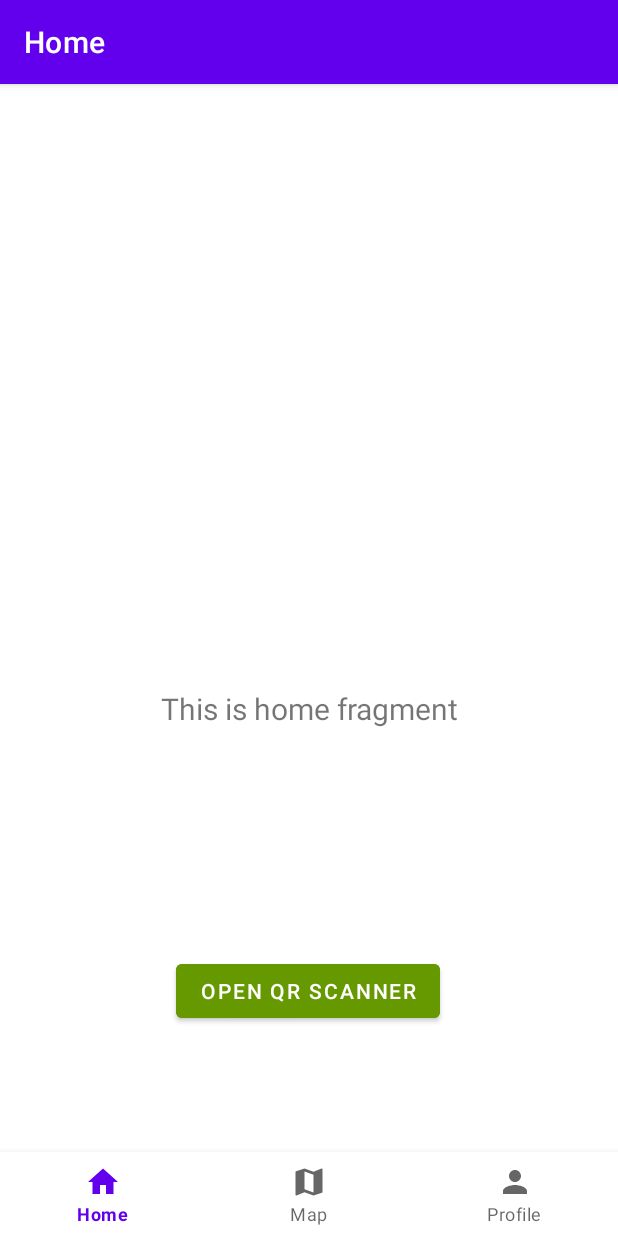
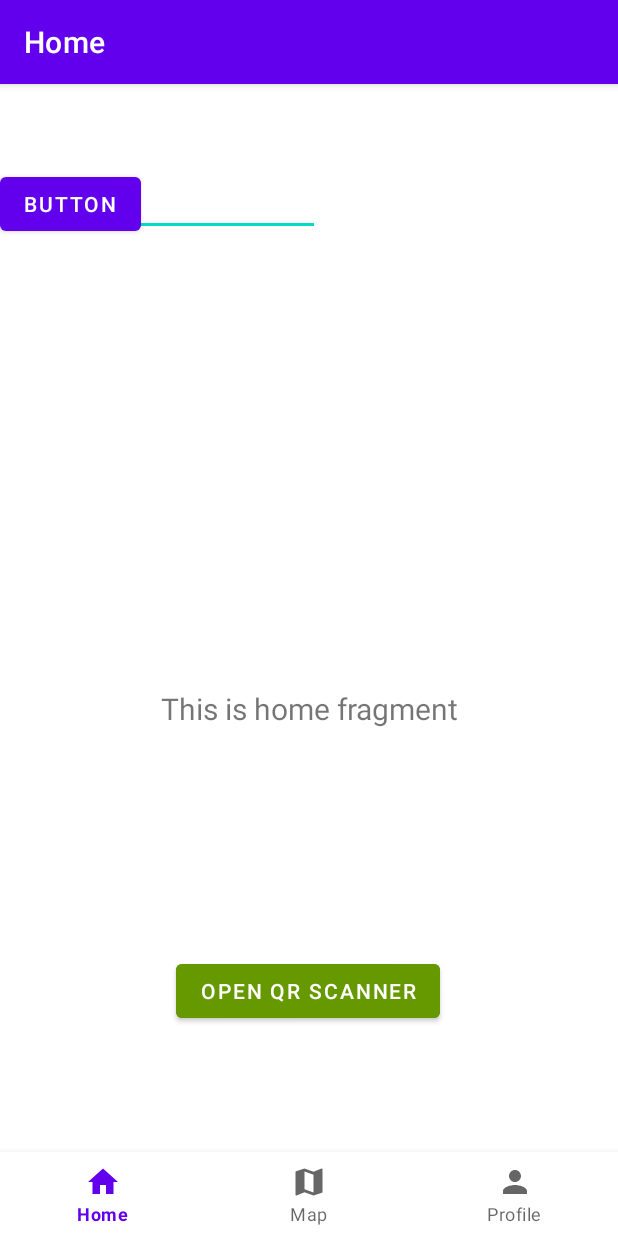
Before and after one commit to Wessel1403/Sustainabox1, an Android app: the screen it shows after launch (MainActivity), on a phone screen of 412 x 824 dp. Run offline under Robolectric (Android 15) with nearby library versions, the phone set to English and light mode, and no system bars; our stand-ins replace Firebase (no records; nobody signed in at launch, a user with empty details on screens opened directly), navigation-ui; libraries missing offline, so code that uses them is left out: com.journeyapps.barcodescanner.

```diff
--- a/app/build.gradle.kts
+++ b/app/build.gradle.kts
@@ -1,5 +1,6 @@
 plugins {
     id("com.android.application")
+    id("com.google.gms.google-services")
 }
 
 android {
@@ -42,6 +43,7 @@ dependencies {
     implementation("androidx.navigation:navigation-ui:2.6.0")
 
     implementation("com.journeyapps:zxing-android-embedded:4.3.0")
+    implementation("com.google.firebase:firebase-database:20.3.0")
 
     testImplementation("junit:junit:4.13.2")
     androidTestImplementation("androidx.test.ext:junit:1.1.5")
--- a/app/src/main/java/com/example/sustainabox/MainActivity.java
+++ b/app/src/main/java/com/example/sustainabox/MainActivity.java
@@ -17,8 +17,11 @@ import androidx.navigation.ui.NavigationUI;
 import android.provider.MediaStore;
 import android.view.View;
 import android.widget.Button;
+import android.widget.EditText;
 
 import com.example.sustainabox.databinding.ActivityMainBinding;
+import com.google.firebase.database.DatabaseReference;
+import com.google.firebase.database.FirebaseDatabase;
 import com.journeyapps.barcodescanner.ScanContract;
 import com.journeyapps.barcodescanner.ScanOptions;
 
@@ -27,6 +30,7 @@ public class MainActivity extends AppCompatActivity {
     private ActivityMainBinding binding;
     private Button btnScan;
     private Button btnSubmit;
+    private EditText txtPost;
 
     @Override
     protected void onCreate(Bundle savedInstanceState) {
@@ -49,6 +53,22 @@ public class MainActivity extends AppCompatActivity {
         btnScan.setOnClickListener(v->
         {
             scanCode();
+        });
+
+        btnSubmit = findViewById(R.id.btnSubmit);
+        txtPost = findViewById(R.id.txtPost);
+
+        btnSubmit.setOnClickListener(new View.OnClickListener() {
+            @Override
+            public void onClick(View view) {
+                String givenPostName = txtPost.getText().toString();
+
+                // Write a message to the database
+                FirebaseDatabase database = FirebaseDatabase.getInstance("https://sustainabox-a4b7e-default-rtdb.europe-west1.firebasedatabase.app/");
+                DatabaseReference myRef = database.getReference("message");
+
+                myRef.setValue("Hello, World!");
+            }
         });
     }
 
--- a/app/src/main/res/layout/activity_main.xml
+++ b/app/src/main/res/layout/activity_main.xml
@@ -1,6 +1,7 @@
 <?xml version="1.0" encoding="utf-8"?>
 <androidx.constraintlayout.widget.ConstraintLayout xmlns:android="http://schemas.android.com/apk/res/android"
     xmlns:app="http://schemas.android.com/apk/res-auto"
+    xmlns:tools="http://schemas.android.com/tools"
     android:id="@+id/container"
     android:layout_width="match_parent"
     android:layout_height="match_parent"
@@ -32,4 +33,22 @@
         app:layout_constraintVertical_bias="0.0"
         app:navGraph="@navigation/mobile_navigation" />
 
+    <Button
+        android:id="@+id/btnSubmit"
+        android:layout_width="wrap_content"
+        android:layout_height="wrap_content"
+        android:text="Button"
+        tools:layout_editor_absoluteX="125dp"
+        tools:layout_editor_absoluteY="318dp" />
+
+    <EditText
+        android:id="@+id/txtPost"
+        android:layout_width="wrap_content"
+        android:layout_height="wrap_content"
+        android:ems="10"
+        android:inputType="text"
+        android:text="Name"
+        tools:layout_editor_absoluteX="52dp"
+        tools:layout_editor_absoluteY="272dp" />
+
 </androidx.constraintlayout.widget.ConstraintLayout>
--- a/build.gradle.kts
+++ b/build.gradle.kts
@@ -1,3 +1,8 @@
+buildscript {
+    dependencies {
+        classpath("com.google.gms:google-services:4.4.1")
+    }
+}
 // Top-level build file where you can add configuration options common to all sub-projects/modules.
 plugins {
     id("com.android.application") version "8.2.2" apply false
```
Also changed, not shown: app/src/main/res/drawable/loadscreen.png, 1 other file.
